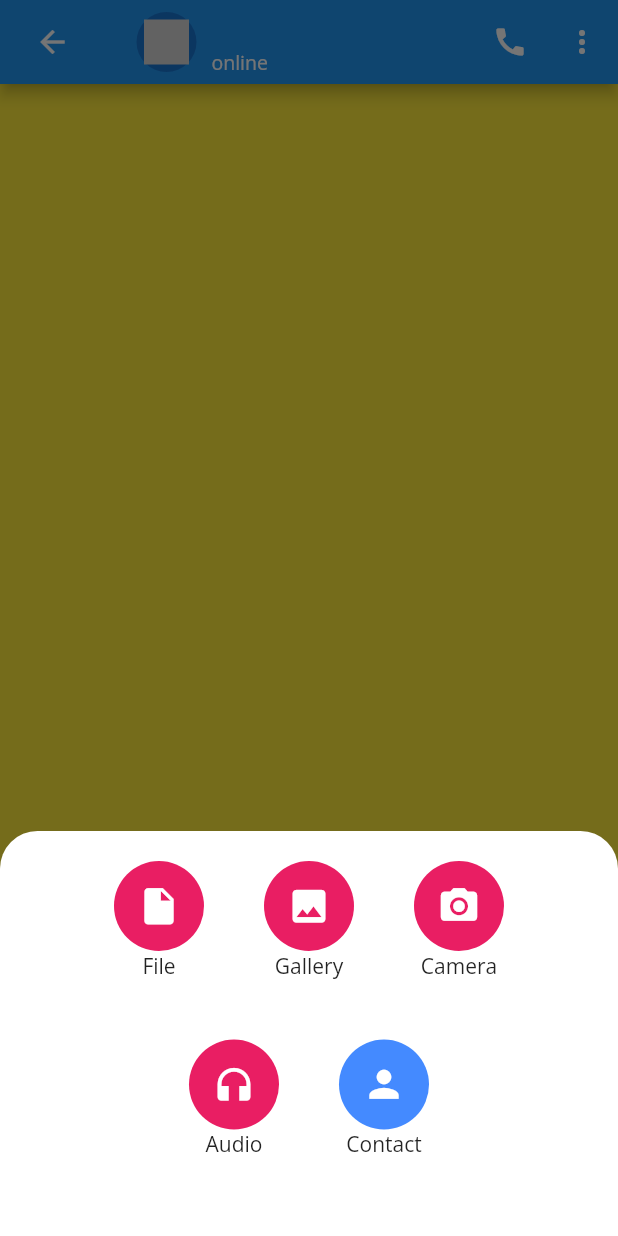
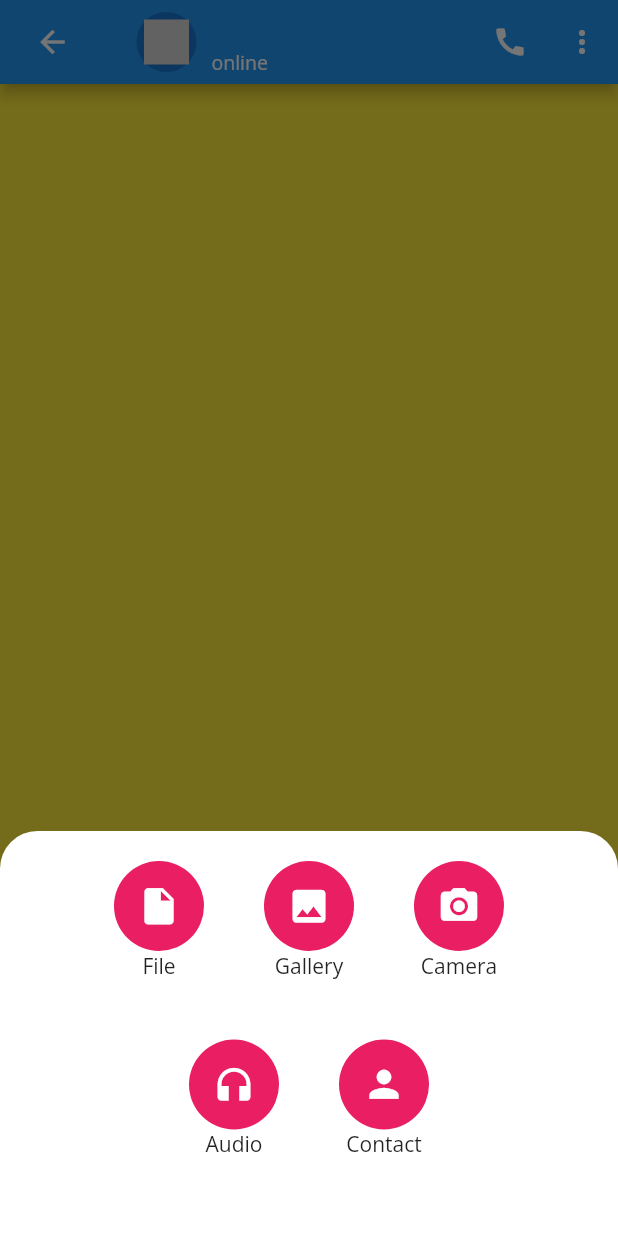
Before and after one commit to EhMaNa/chat_application, a Flutter app: the ChatPage screen opened directly with empty values, item 2 of the bottom bar chosen, on a phone screen of 412 x 824 dp. Run offline on Flutter 3.47's test engine with Material 2 defaults, Android fonts, the phone set to English and light mode, and no system bars; our stand-ins replace flutter_svg.

Commit message:
completing attach file functionality

```diff
--- a/lib/screens/chatPage.dart
+++ b/lib/screens/chatPage.dart
@@ -77,7 +77,7 @@ class _ChatPageState extends State<ChatPage> {
               children: [
                 attachFileIcons(Icons.headphones, generateColor(), "Audio"),
                 SizedBox(width: 40,),
-                attachFileIcons(Icons.person, Colors.blueAccent, "Contact"),
+                attachFileIcons(Icons.person, generateColor(), "Contact"),
               ],
             ),
           ],
```
